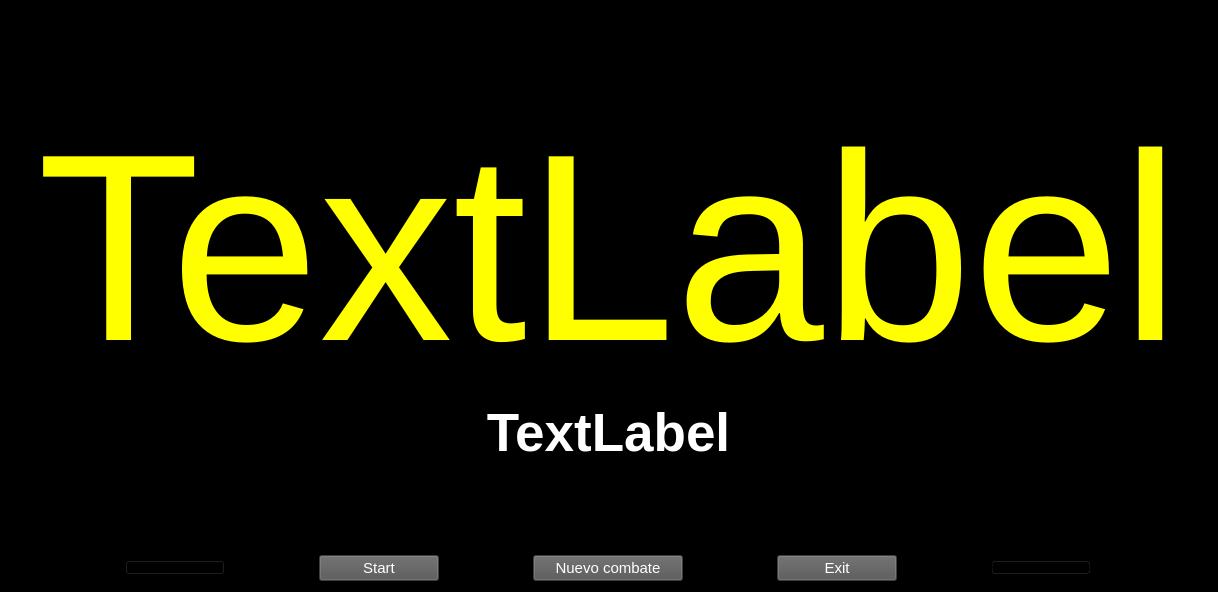
Old version of the form cronometro.ui in the repository frangallardop/cronometro-clf.
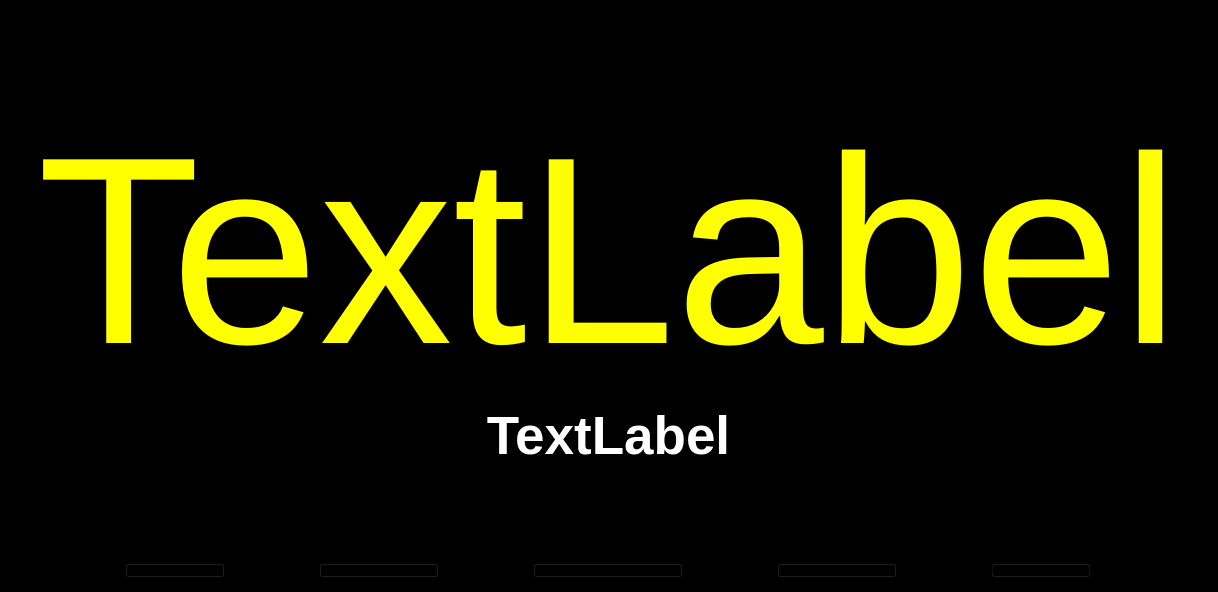
New version of the form.

Commit message: Cronometro con todas las funcionalidades terminadas. Faltan cambios esteticos

Diff of the .ui file:
```diff
--- a/cronometro.ui
+++ b/cronometro.ui
@@ -162,10 +162,13 @@
      </item>
      <item>
       <widget class="QPushButton" name="btn_start">
+       <property name="enabled">
+        <bool>false</bool>
+       </property>
        <property name="maximumSize">
         <size>
          <width>120</width>
-         <height>16777215</height>
+         <height>15</height>
         </size>
        </property>
        <property name="font">
@@ -176,8 +179,10 @@
         </font>
        </property>
        <property name="styleSheet">
-        <string notr="true">color: rgb(255, 255, 255);
-background-color: rgb(85, 85, 85);</string>
+        <string notr="true">/*color: rgb(255, 255, 255);
+background-color: rgb(85, 85, 85);*/
+color: rgb(0, 0, 0);
+background-color: rgb(0,0, 0);</string>
        </property>
        <property name="text">
         <string>Start</string>
@@ -187,12 +192,12 @@
      <item>
       <widget class="QPushButton" name="btn_back">
        <property name="enabled">
-        <bool>true</bool>
+        <bool>false</bool>
        </property>
        <property name="maximumSize">
         <size>
          <width>150</width>
-         <height>16777215</height>
+         <height>15</height>
         </size>
        </property>
        <property name="font">
@@ -201,8 +206,10 @@
         </font>
        </property>
        <property name="styleSheet">
-        <string notr="true">color: rgb(255, 255, 255);
-background-color: rgb(85, 85, 85);</string>
+        <string notr="true">/*color: rgb(255, 255, 255);
+background-color: rgb(85, 85, 85);*/
+color: rgb(0, 0, 0);
+background-color: rgb(0,0, 0);</string>
        </property>
        <property name="text">
         <string>Nuevo combate</string>
@@ -211,10 +218,13 @@
      </item>
      <item>
       <widget class="QPushButton" name="btn_exit">
+       <property name="enabled">
+        <bool>false</bool>
+       </property>
        <property name="maximumSize">
         <size>
          <width>120</width>
-         <height>16777215</height>
+         <height>15</height>
         </size>
        </property>
        <property name="font">
@@ -225,8 +235,10 @@
         </font>
        </property>
        <property name="styleSheet">
-        <string notr="true">color: rgb(255, 255, 255);
-background-color: rgb(85, 85, 85);</string>
+        <string notr="true">/*color: rgb(255, 255, 255);
+background-color: rgb(85, 85, 85);*/
+color: rgb(0, 0, 0);
+background-color: rgb(0,0, 0);</string>
        </property>
        <property name="text">
         <string>Exit</string>
```
The commit also changes 10 other files.
